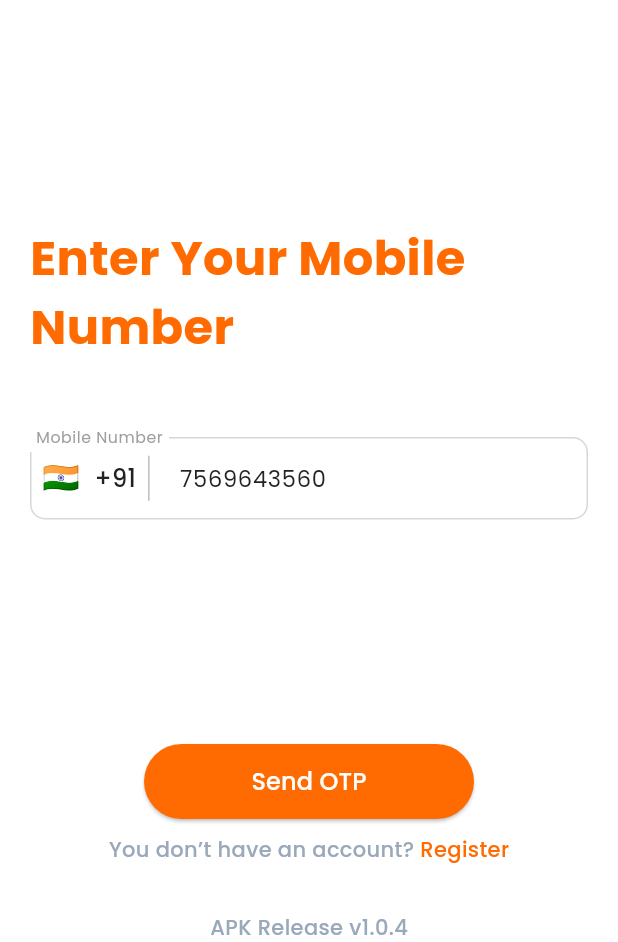
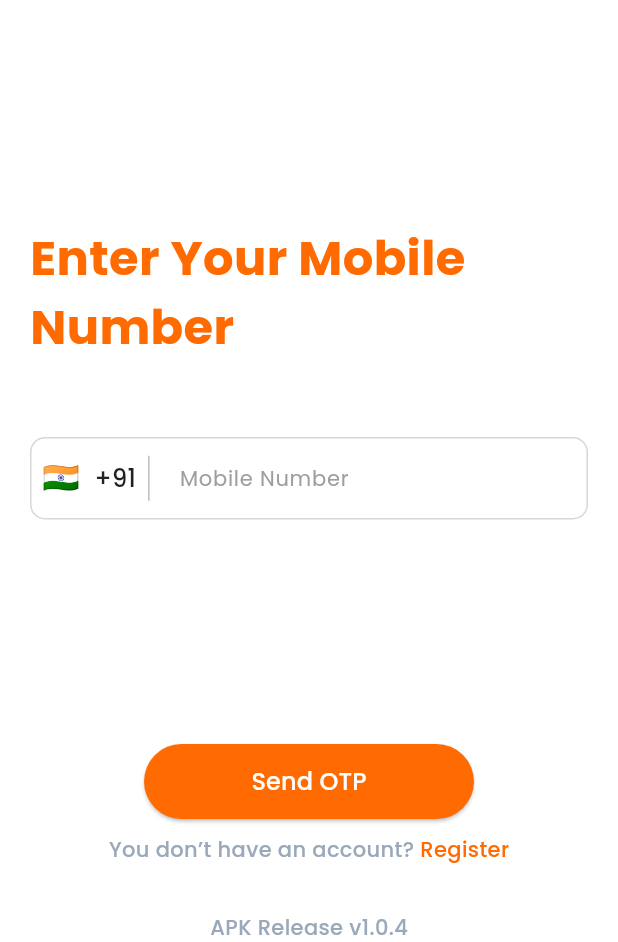
Before and after one commit to udaytejach/rydyn_driver, a Flutter app: the screen it shows after launch, after a tap on "Continue", on a phone screen of 412 x 824 dp, the part 294-1236 px from its top. Run offline on Flutter 3.47's test engine with Material 3 defaults, Android fonts, the phone set to English and light mode, and no system bars; our stand-ins replace animated_flip_counter, animated_text_kit, bot_toast, cloud_firestore, country_picker, dotted_border and 17 more; missing offline and left inert: libphonenumber_plugin, razorpay_flutter; accounts and stored records are empty.

Commit message:
some fixes updated

```diff
--- a/lib/Driver/Login/loginScreen.dart
+++ b/lib/Driver/Login/loginScreen.dart
@@ -36,9 +36,7 @@ class _LoginScreenBody extends StatefulWidget {
 }
 
 class _LoginScreenBodyState extends State<_LoginScreenBody> {
-  final TextEditingController phoneController = TextEditingController(
-    text: "7569643560",
-  );
+  final TextEditingController phoneController = TextEditingController(text: "");
   bool _isLoading = false;
 
   @override
```
Also changed, not shown: lib/Driver/BottomnavigationBar/booking_details.dart (+9 -3 lines), lib/Driver/DriverDahboard/driverDashboard.dart (line endings or trailing spaces).
